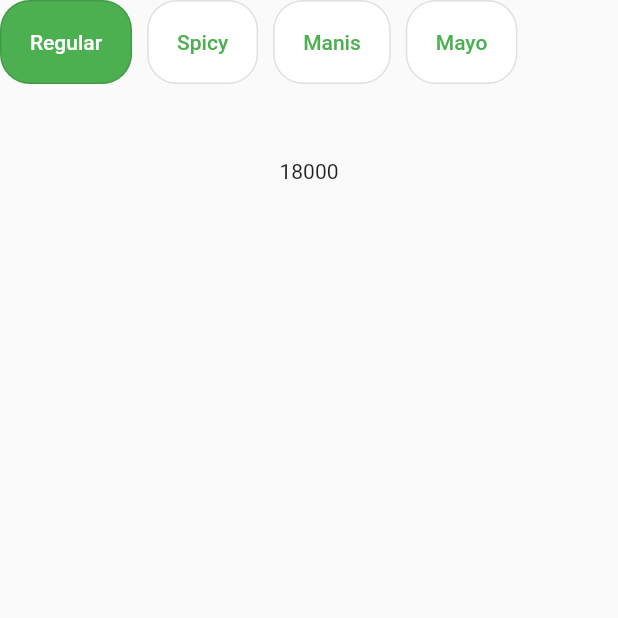
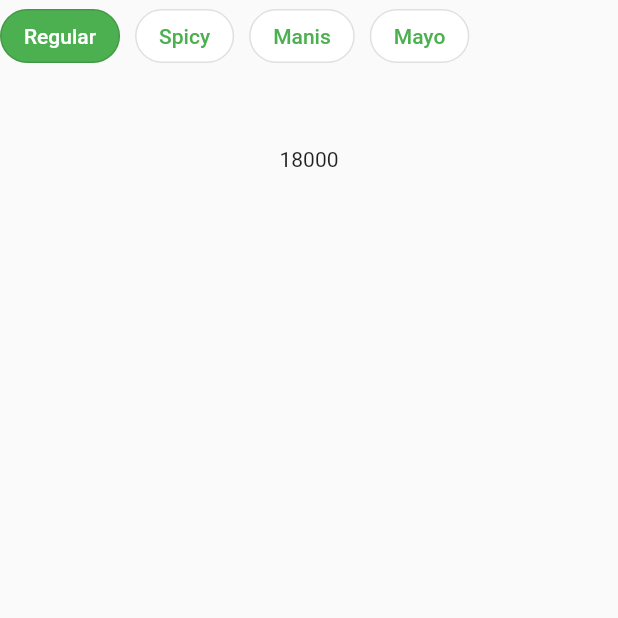
Before and after one commit to aisy/abb_steak, a Flutter app: the PlaygroundScreen screen opened directly, on a phone screen of 412 x 824 dp, the top half of it. Run offline on Flutter 3.47's test engine with Material 2 defaults, Android fonts, the phone set to English and light mode, and no system bars; network calls fail.

Commit message:
remove padding

```diff
--- a/lib/widgets/common/OptionPriceWidget.dart
+++ b/lib/widgets/common/OptionPriceWidget.dart
@@ -58,7 +58,6 @@ class _OptionPriceWidgetState extends State<OptionPriceWidget> {
     return OutlinedButton(
       onPressed: () => changeIndex(index, value, txt),
       style: OutlinedButton.styleFrom(
-        padding: EdgeInsets.all(20),
         shape: RoundedRectangleBorder(
           borderRadius: BorderRadius.all(
             Radius.circular(20.0),
```
